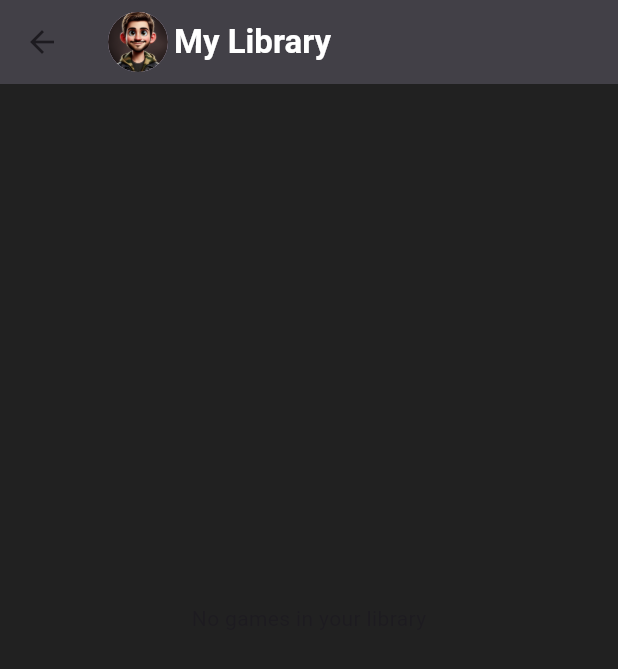
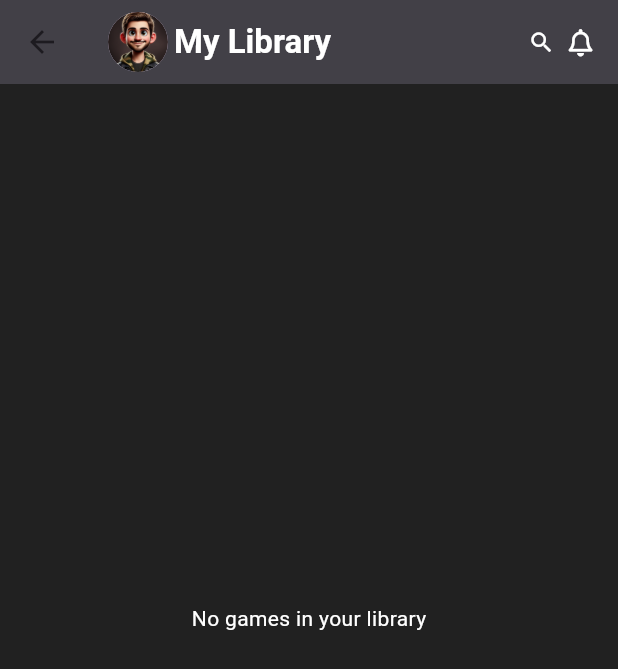
Before and after one commit to alexmortelsison/xboxapp, a Flutter app: the LibraryScreen screen opened directly, scrolled down 56 dp, on a phone screen of 412 x 824 dp. Shown: the top 669 px of the screen. Run offline on Flutter 3.47's test engine with Material 3 defaults, Android fonts, the phone set to English and light mode, and no system bars; our stand-ins replace cloud_firestore, firebase_core, font_awesome_flutter; accounts and stored records are empty.

Commit message:
updated libraryscreen

```diff
--- a/lib/pages/home_screen.dart
+++ b/lib/pages/home_screen.dart
@@ -34,7 +34,7 @@ class HomeScreen extends StatelessWidget {
                   Padding(
                     padding: const EdgeInsets.only(top: 16),
                     child: SizedBox(
-                      height: 350,
+                      height: 300,
                       child: StreamBuilder<List<GameModel>>(
                         // StreamBuilder for all games
                         stream: gameService.getGamesStream(),
--- a/lib/pages/library_screen.dart
+++ b/lib/pages/library_screen.dart
@@ -11,40 +11,55 @@ class LibraryScreen extends StatelessWidget {
   @override
   Widget build(BuildContext context) {
     final GameService gameService = GameService();
+    final Stream<List<GameModel>> gamesStream = gameService.getGamesStream();
+
     return Scaffold(
       backgroundColor: Colors.grey.shade900,
       body: CustomScrollView(
         slivers: [
+          // Use SliverAppBar directly or modify TopAppbar to return SliverAppBar
           TopAppbar(
             imageUrl: "lib/assets/avatar.png",
             pageName: "My Library",
+            icon1: Icons.search,
+            icon2: FontAwesomeIcons.bell,
           ),
           StreamBuilder<List<GameModel>>(
             stream: gameService.getGamesStream(),
             builder: (context, snapshot) {
               if (snapshot.connectionState == ConnectionState.waiting) {
-                return Center(child: CircularProgressIndicator.adaptive());
+                return const SliverFillRemaining(
+                  child: Center(child: CircularProgressIndicator.adaptive()),
+                );
               }
+
               if (snapshot.hasError) {
                 return SliverFillRemaining(
                   child: Center(
-                    child: Text("Error:${snapshot.error}"),
+                    child: Text(
+                      "Error: ${snapshot.error}",
+                      style: const TextStyle(color: Colors.white),
+                    ),
                   ),
                 );
               }
+
               if (!snapshot.hasData || snapshot.data!.isEmpty) {
-                return SliverFillRemaining(
+                return const SliverFillRemaining(
                   child: Center(
-                    child: Text("No games in your library"),
+                    child: Text(
+                      "No games in your library",
+                      style: TextStyle(color: Colors.white),
+                    ),
                   ),
                 );
               }
-              final List<GameModel> games = snapshot.data!;
-              final int totalGames = games.length;
+
+              final games = snapshot.data!;
+              final totalGames = games.length;
 
               return SliverList(
-                delegate: SliverChildListDelegate(
-                  [
+                delegate: SliverChildListDelegate([
                   Padding(
                     padding: const EdgeInsets.all(16),
                     child: Row(
@@ -57,15 +72,15 @@ class LibraryScreen extends StatelessWidget {
                             fontSize: 16,
                           ),
                         ),
-                          Row(
+                        const Row(
                           children: [
-                              const Icon(
+                            Icon(
                               FontAwesomeIcons.bars,
                               color: Colors.white,
                               size: 20,
                             ),
-                              const SizedBox(width: 8),
-                              const Icon(
+                            SizedBox(width: 8),
+                            Icon(
                               FontAwesomeIcons.bell,
                               color: Colors.white,
                               size: 20,
@@ -75,25 +90,38 @@ class LibraryScreen extends StatelessWidget {
                       ],
                     ),
                   ),
-                    SliverPadding(
+                ]),
+              );
+            },
+          ),
+          StreamBuilder<List<GameModel>>(
+            stream: gameService.getGamesStream(),
+            builder: (context, snapshot) {
+              if (!snapshot.hasData || snapshot.data!.isEmpty) {
+                return const SliverToBoxAdapter(child: SizedBox.shrink());
+              }
+
+              final games = snapshot.data!;
+
+              return SliverPadding(
                 padding: const EdgeInsets.symmetric(horizontal: 16),
                 sliver: SliverGrid(
-                        gridDelegate:
-                            const SliverGridDelegateWithFixedCrossAxisCount(
-                              crossAxisCount: 2,
-                              crossAxisSpacing: 8.0,
-                              mainAxisSpacing: 8.0,
-                            ),
                   delegate: SliverChildBuilderDelegate(
                     (context, index) {
-                            final GameModel game = games[index];
-                            return GameCard(imageUrl: game.imageUrl);
+                      final game = games[index];
+                      return GameCard(
+                        imageUrl: game.imageUrl,
+                        title: game.title,
+                      );
                     },
                     childCount: games.length,
                   ),
+                  gridDelegate: const SliverGridDelegateWithFixedCrossAxisCount(
+                    crossAxisCount: 2,
+                    mainAxisSpacing: 8,
+                    crossAxisSpacing: 8,
+                    childAspectRatio: 1,
                   ),
-                    ),
-                  ],
                 ),
               );
             },
--- a/lib/services/game_service.dart
+++ b/lib/services/game_service.dart
@@ -9,12 +9,7 @@ class GameService {
       "APP_ID",
       defaultValue: "default-app-id",
     );
-    return _firestore
-        .collection("artifacts")
-        .doc(appId)
-        .collection("public")
-        .doc("data")
-        .collection("games");
+    return _firestore.collection("games");
   }
 
   Future<void> addGame(GameModel game) async {
```
Also changed, not shown: 1 other file. Lines whose indentation alone changed are shown as unchanged.
